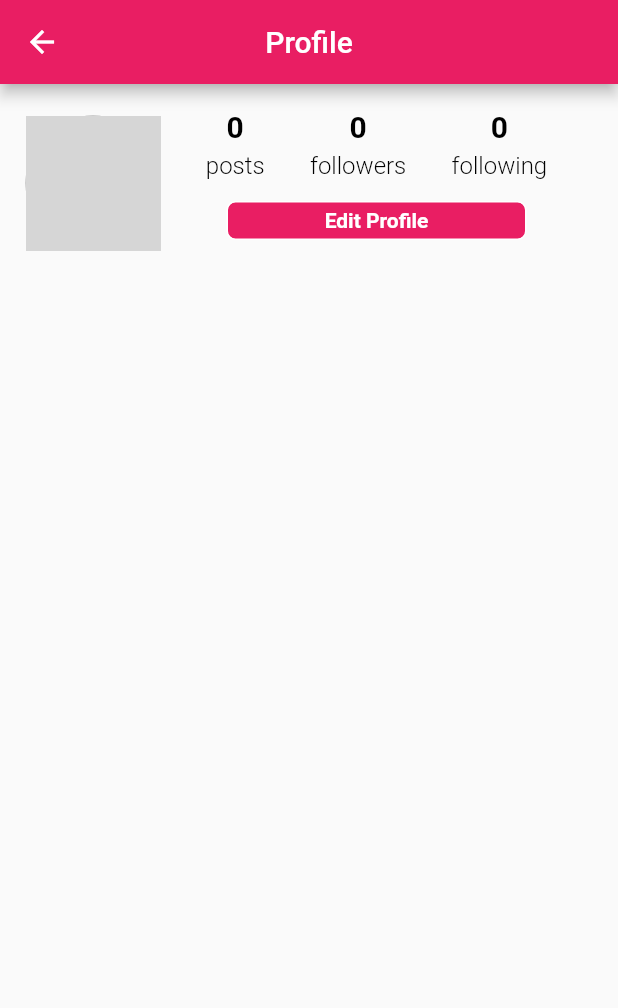
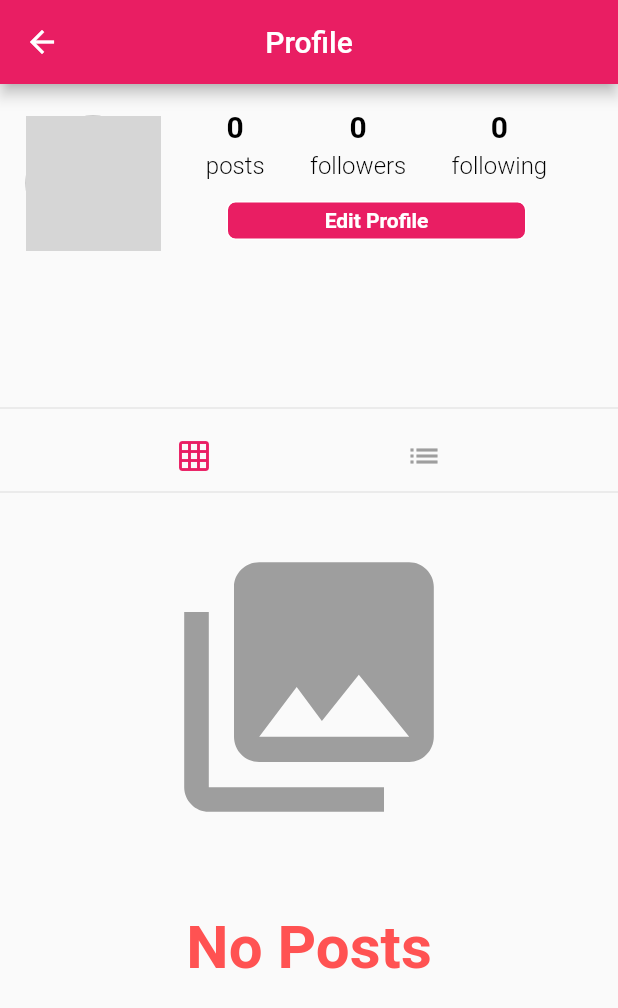
Before and after one commit to vinayakusername/InstagramCloneApp, a Flutter app: the ProfilePage screen opened directly, on a phone screen of 412 x 824 dp. Shown: the top 1008 px of the screen. Run offline on Flutter 3.47's test engine with Material 2 defaults, Android fonts, the phone set to English and light mode, and no system bars; our stand-ins replace cached_network_image, cloud_firestore, firebase_storage, geolocator, google_sign_in, image_picker; accounts and stored records are empty; network calls fail; grey boxes are pictures that could not be loaded.

Commit message:
updated files

```diff
--- a/lib/Views/widget_Post.dart
+++ b/lib/Views/widget_Post.dart
@@ -205,6 +205,41 @@ class _PostState extends State<Post> {
                  ),
                )
             ],
+         ),
+         Row
+         (
+           children: <Widget>
+           [
+             Container
+             (
+               margin: EdgeInsets.only(left:20.0),
+               child: Text
+               (
+                 "$likeCount likes",
+                 style: TextStyle(color:Colors.white,fontWeight: FontWeight.bold),
+               ),
+             )
+           ],
+         ),
+         Row
+         (
+           crossAxisAlignment: CrossAxisAlignment.start,
+           children: <Widget>
+           [
+             Container
+             (
+               margin: EdgeInsets.only(left:20.0),
+               child: Text
+               (
+                 '$username',
+                  style: TextStyle(color:Colors.white,fontWeight: FontWeight.bold),
+               ),
+             ),
+             Expanded
+             (
+               child: Text(description,style:TextStyle(color:Colors.white))
+             )
+           ],
          )
        ],
      );
--- a/lib/Views/widget_ProfilePage.dart
+++ b/lib/Views/widget_ProfilePage.dart
@@ -1,8 +1,11 @@
-import 'package:firebase_database/firebase_database.dart';
+import 'package:cloud_firestore/cloud_firestore.dart';
+//import 'package:firebase_database/firebase_database.dart';
 import 'package:flutter/material.dart';
 import 'package:instagramapp/Model/model_user.dart';
 import 'package:instagramapp/Views/widget_EditProfilePage.dart';
 import 'package:instagramapp/Views/widget_HomePage.dart';
+import 'package:instagramapp/Views/widget_Post.dart';
+import 'package:instagramapp/Views/widget_Progress.dart';
 import 'package:instagramapp/Views/widget_ReuseableAppBar.dart';
 
 class ProfilePage extends StatefulWidget {
@@ -14,9 +17,20 @@ class ProfilePage extends StatefulWidget {
   _ProfilePageState createState() => _ProfilePageState();
 }
 
-class _ProfilePageState extends State<ProfilePage> {
+class _ProfilePageState extends State<ProfilePage>
+{
 
-   String currentOnlineUserId = currentUser.id;
+  String currentOnlineUserId = currentUser.id;
+  bool loading = false;
+  int countPost = 0;
+  List<Post> postsList = [];
+  String postOrientation = 'grid';
+
+  void initState()
+  {
+    getAllProfilePosts();
+  }
+
 
   createProfileTopView()
   {
@@ -206,9 +220,118 @@ class _ProfilePageState extends State<ProfilePage> {
        (
          children: <Widget>
          [
-           createProfileTopView()
+           createProfileTopView(),
+           Divider(),
+           createListAndGridPostOrientation(),
+           Divider(height:0.0),
+           displayProfilePost()
          ],
        )
     );
   }
+
+  displayProfilePost()
+  {
+    if(loading)
+    {
+        return circularProgress();
+    }
+
+    else if(postsList.isEmpty)
+    {
+      return Container
+      (
+        child: Column
+        (
+          mainAxisAlignment: MainAxisAlignment.center,
+          children: <Widget>
+          [
+            Padding
+            (
+              padding: EdgeInsets.all(30.0),
+              child: Icon(Icons.photo_library,color:Colors.grey,size:200.0),
+            ),
+
+            Padding
+            (
+              padding: EdgeInsets.only(top: 20.0),
+              child: Text("No Posts",style:TextStyle(color:Colors.redAccent,fontSize:40.0,fontWeight:FontWeight.bold)),
+            )
+          ],
+        ),
+      );
+    }
+
+    else if(postOrientation == 'grid')
+    {
+       List<GridTile> gridTitle = [];
+       postsList.forEach((eachPost)
+       {
+
+       });
+    }
+
+     else if(postOrientation == 'list')
+    {
+      return Column
+       (
+         children: postsList,
+       );
+    }
+
+
+  }
+
+  getAllProfilePosts() async
+  {
+    setState(()
+    {
+      loading = true;
+    });
+
+    QuerySnapshot querySnapshot = await postReference.document(widget.userProfileId)
+                                                     .collection("userPosts")
+                                                     .orderBy("timestamp",descending: true)
+                                                     .getDocuments();
+
+   setState(()
+   {
+     loading = false;
+     countPost = querySnapshot.documents.length;
+     postsList = querySnapshot.documents.map((documentSnapshot) => Post.fromDocument(documentSnapshot)).toList();
+   });
+  }
+
+  createListAndGridPostOrientation()
+  {
+     return Row
+     (
+       mainAxisAlignment: MainAxisAlignment.spaceEvenly,
+       children: <Widget>
+       [
+         IconButton
+         (
+           icon: Icon(Icons.grid_on),
+           color: postOrientation == 'grid'? Theme.of(context).primaryColor:Colors.grey,
+           onPressed: () => setOrientation("grid")
+         ),
+          IconButton
+         (
+           icon: Icon(Icons.list),
+           color: postOrientation == 'list'? Theme.of(context).primaryColor:Colors.grey,
+           onPressed:() => setOrientation("list")
+         )
+       ],
+     );
+  }
+
+  setOrientation(String orientation)
+  {
+    setState(()
+    {
+      this.postOrientation = orientation;
+    });
+  }
+
+
 }
```
